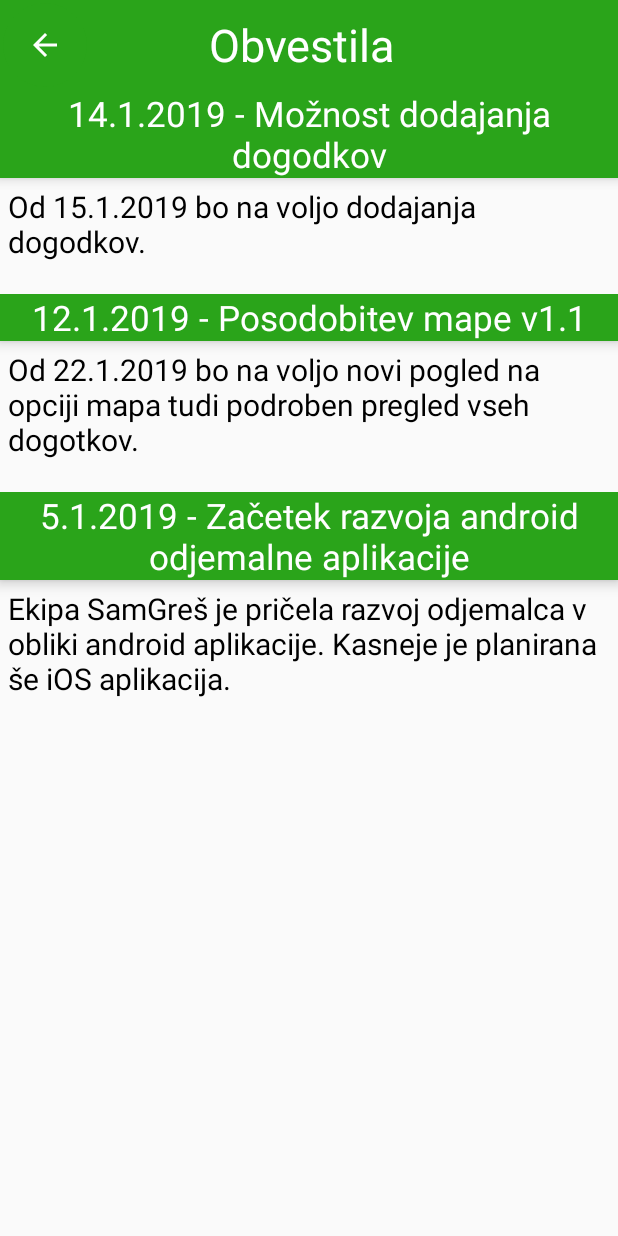
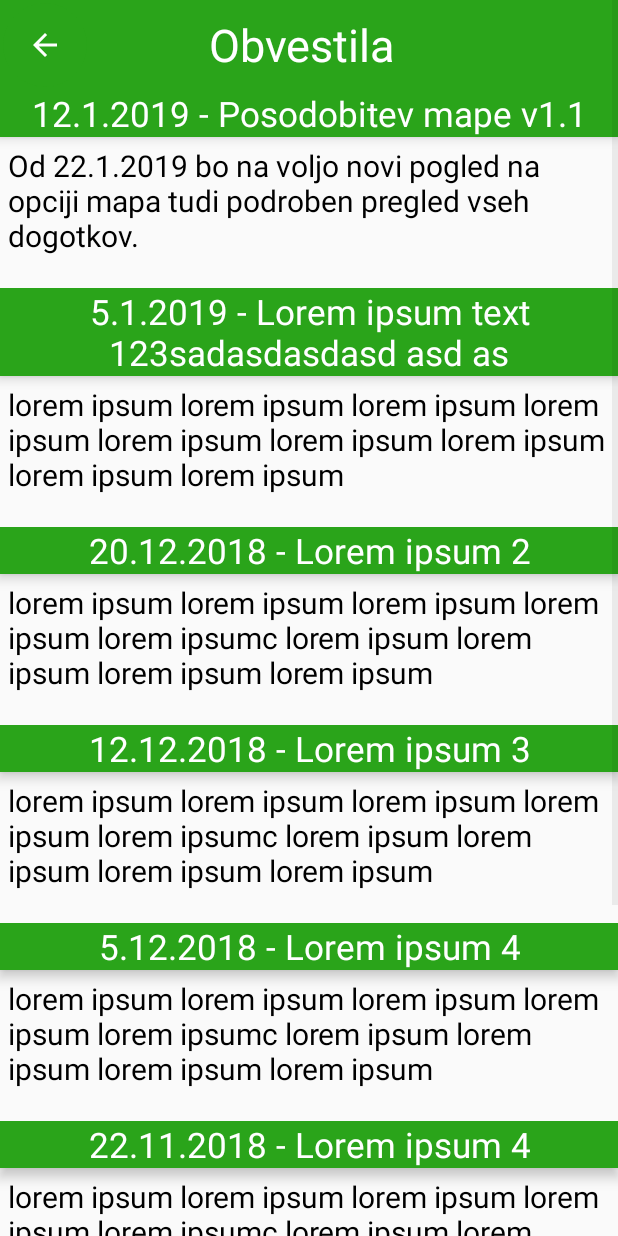
Before and after one commit to SamGres/TrafficMonitor, an Android app: the ObvestilaActivity screen opened directly, with no data from a screen before it, on a phone screen of 412 x 824 dp. Run offline under Robolectric (Android 15) with nearby library versions, the phone set to English and light mode, and no system bars.

Commit message:
Revert "sasdasd"
This reverts commit dc7697e0bfd4083379628fa35838e4e7704f80ff, reversing
changes made to a31c18ea67e7b0d7313a893bd7f1770749443032.

```diff
--- a/Android/app/src/main/java/com/example/lukak/samgre/ObvestilaRepositori.java
+++ b/Android/app/src/main/java/com/example/lukak/samgre/ObvestilaRepositori.java
@@ -8,9 +8,14 @@ public class ObvestilaRepositori {
 
     public List<Obvestilo> PridobiObvestila(){
         List<Obvestilo> obvestilos = new ArrayList<Obvestilo>();
-        obvestilos.add(new Obvestilo("14.1.2019 - Možnost dodajanja dogodkov","Od 15.1.2019 bo na voljo dodajanja dogodkov."));
         obvestilos.add(new Obvestilo("12.1.2019 - Posodobitev mape v1.1","Od 22.1.2019 bo na voljo novi pogled na opciji mapa tudi podroben pregled vseh dogotkov."));
-        obvestilos.add(new Obvestilo("5.1.2019 - Začetek razvoja android odjemalne aplikacije","Ekipa SamGreš je pričela razvoj odjemalca v obliki android aplikacije. Kasneje je planirana še iOS aplikacija."));
+        obvestilos.add(new Obvestilo("5.1.2019 - Lorem ipsum text 123sadasdasdasd asd as","lorem ipsum lorem ipsum lorem ipsum lorem ipsum lorem ipsum lorem ipsum lorem ipsum lorem ipsum lorem ipsum"));
+        obvestilos.add(new Obvestilo("20.12.2018 - Lorem ipsum 2","lorem ipsum lorem ipsum lorem ipsum lorem ipsum lorem ipsumc lorem ipsum lorem ipsum lorem ipsum lorem ipsum"));
+        obvestilos.add(new Obvestilo("12.12.2018 - Lorem ipsum 3","lorem ipsum lorem ipsum lorem ipsum lorem ipsum lorem ipsumc lorem ipsum lorem ipsum lorem ipsum lorem ipsum"));
+        obvestilos.add(new Obvestilo("5.12.2018 - Lorem ipsum 4","lorem ipsum lorem ipsum lorem ipsum lorem ipsum lorem ipsumc lorem ipsum lorem ipsum lorem ipsum lorem ipsum"));
+        obvestilos.add(new Obvestilo("22.11.2018 - Lorem ipsum 4","lorem ipsum lorem ipsum lorem ipsum lorem ipsum lorem ipsumc lorem ipsum lorem ipsum lorem ipsum lorem ipsum"));
+        obvestilos.add(new Obvestilo("15.11.2018 - Lorem ipsum 4","lorem ipsum lorem ipsum lorem ipsum lorem ipsum lorem ipsumc lorem ipsum lorem ipsum lorem ipsum lorem ipsum"));
+        obvestilos.add(new Obvestilo("4.11.2018 - Lorem ipsum 4","lorem ipsum lorem ipsum lorem ipsum lorem ipsum lorem ipsumc lorem ipsum lorem ipsum lorem ipsum lorem ipsum"));
         return  obvestilos;
     }
 }
--- a/Android/app/src/main/res/layout/activity_user_settings_activity.xml
+++ b/Android/app/src/main/res/layout/activity_user_settings_activity.xml
@@ -165,9 +165,6 @@
                 android:layout_height="wrap_content"
                 android:layout_marginTop="30dp"
                 android:layout_marginBottom="20dp"
-                android:background="@color/colorPrimary"
-                android:textColor="#ffffff"
-                android:textSize="24dp"
                 android:text="Shrani spremembe" />
 
     </LinearLayout>
```
